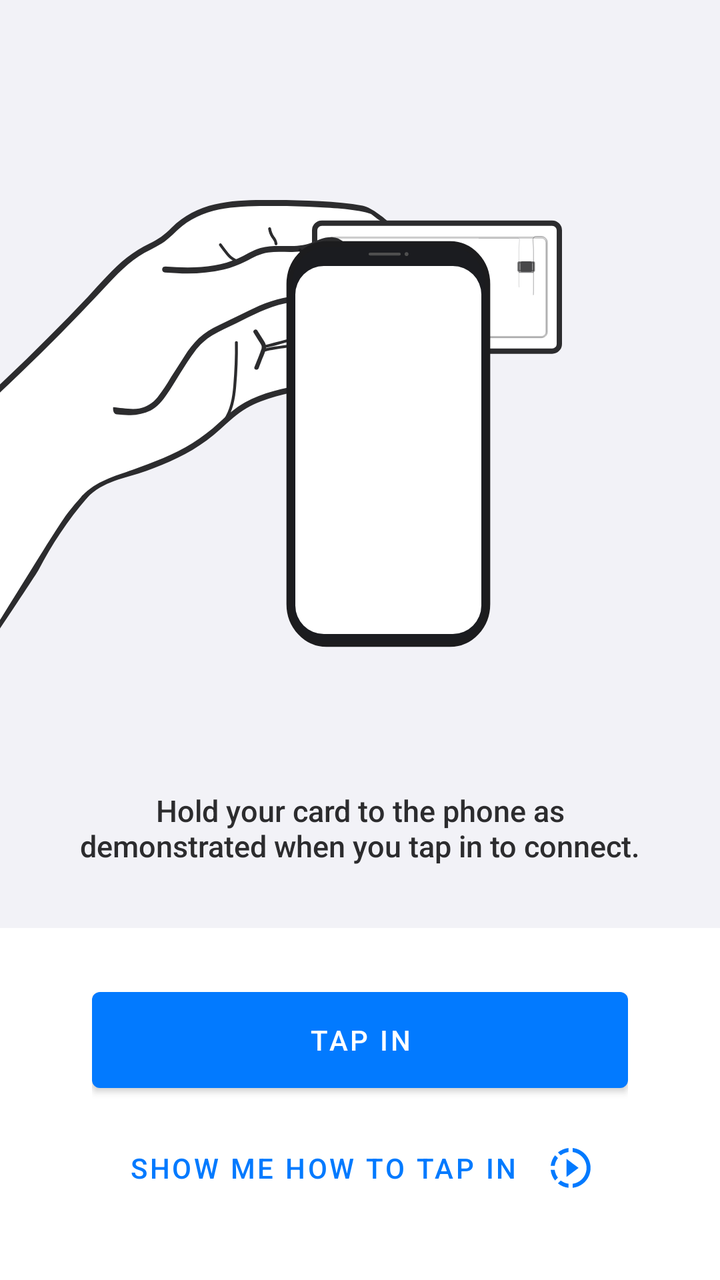
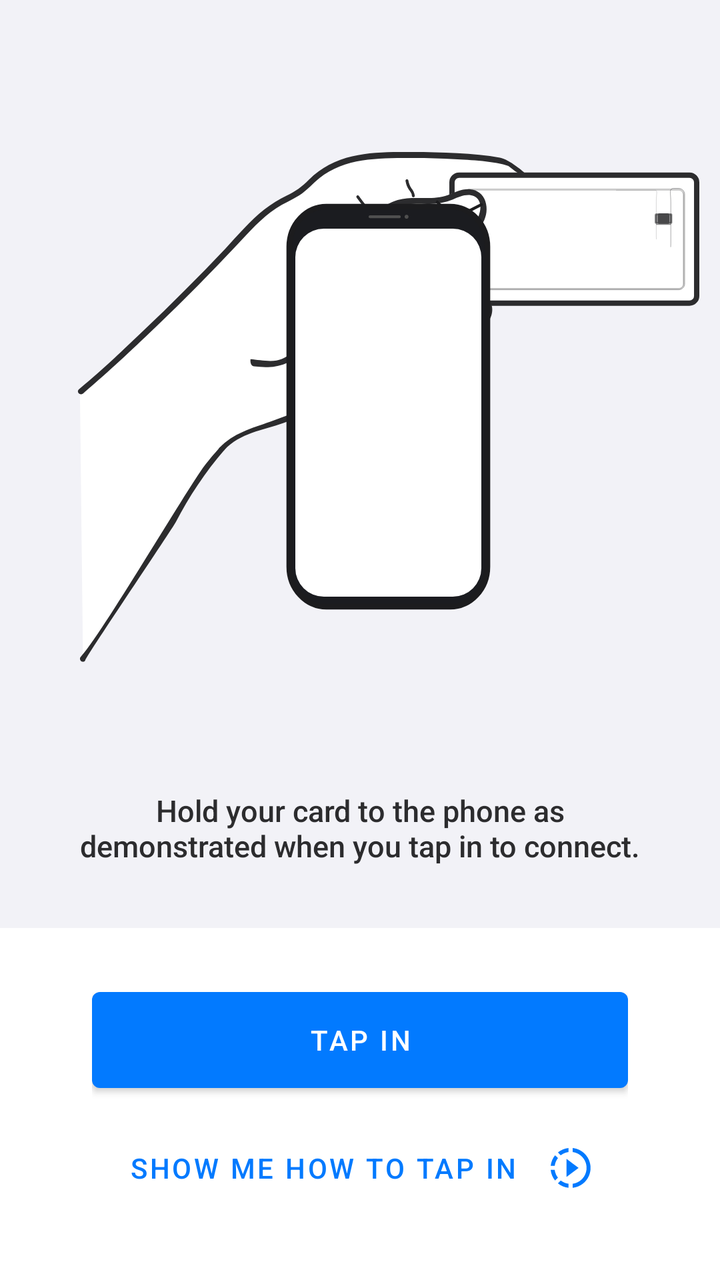

An Android layout rendered at two revisions. The XML below is the earlier revision; the diff shows what the commit changed to produce the second picture.
<!-- AndroidManifest.xml: another module's application theme AppTheme -->
<!-- res/layout/tap_in_antena_location_known.xml -->
<?xml version="1.0" encoding="utf-8"?>
<androidx.constraintlayout.widget.ConstraintLayout xmlns:android="http://schemas.android.com/apk/res/android"
    xmlns:app="http://schemas.android.com/apk/res-auto"
    android:layout_width="match_parent"
    android:layout_height="match_parent">

    <FrameLayout
        android:id="@+id/flBackground"
        android:layout_width="match_parent"
        android:layout_height="0dp"
        android:background="@color/card_sdk_bg_color"
        app:layout_constraintBottom_toTopOf="@+id/llButtonsContainer"
        app:layout_constraintTop_toTopOf="parent" />

    <ImageView
        android:id="@+id/imvHandWithCardH"
        android:layout_width="wrap_content"
        android:layout_height="wrap_content"
        android:layout_marginTop="100dp"
        android:translationX="-30dp"
        app:layout_constraintStart_toStartOf="parent"
        app:layout_constraintTop_toTopOf="parent"
        app:srcCompat="@drawable/hand_full_card_horizontal" />

    <ImageView
        android:id="@+id/imvPhone"
        android:layout_width="wrap_content"
        android:layout_height="wrap_content"
        android:layout_marginStart="28dp"
        android:layout_marginTop="20dp"
        app:layout_constraintEnd_toEndOf="parent"
        app:layout_constraintStart_toStartOf="parent"
        app:layout_constraintTop_toTopOf="@+id/imvHandWithCardH"
        app:srcCompat="@drawable/phone" />


    <TextView
        android:id="@+id/tvInfoMessage"
        style="@style/SdkTextView.Medium"
        android:layout_width="0dp"
        android:layout_height="@dimen/tap_in_info_message_height"
        android:layout_marginStart="32dp"
        android:layout_marginEnd="32dp"
        android:layout_marginBottom="20dp"
        android:gravity="center"
        android:text="@string/tap_in_known_info_message"
        android:textSize="15sp"
        app:layout_constraintBottom_toTopOf="@+id/llButtonsContainer"
        app:layout_constraintEnd_toEndOf="parent"
        app:layout_constraintStart_toStartOf="parent" />


    <LinearLayout
        android:id="@+id/llButtonsContainer"
        android:layout_width="0dp"
        android:layout_height="wrap_content"
        android:orientation="vertical"
        android:paddingStart="@dimen/tap_in_buttons_container_padding_start_end"
        android:paddingTop="@dimen/tap_in_buttons_container_padding_top_bottom"
        android:paddingEnd="@dimen/tap_in_buttons_container_padding_start_end"
        android:paddingBottom="@dimen/tap_in_buttons_container_padding_top_bottom"
        app:layout_constraintBottom_toBottomOf="parent"
        app:layout_constraintEnd_toEndOf="parent"
        app:layout_constraintStart_toStartOf="parent">

        <Button
            android:id="@+id/btnTapIn"
            android:layout_width="match_parent"
            android:layout_height="wrap_content"
            android:insetTop="0dp"
            android:insetBottom="0dp"
            android:text="@string/tap_in_button" />

        <Button
            android:id="@+id/btnShowHowToTap"
            style="@style/Widget.MaterialComponents.Button.TextButton"
            android:layout_width="match_parent"
            android:layout_height="wrap_content"
            android:layout_marginTop="16dp"
            android:insetTop="0dp"
            android:insetBottom="0dp"
            android:text="@string/tap_in_known_show_how_tap_in_button"
            app:icon="@drawable/ic_how_to_play"
            app:iconGravity="textEnd" />

    </LinearLayout>

</androidx.constraintlayout.widget.ConstraintLayout>
<!-- resources referenced by this layout -->
<resources>
  <color name="card_sdk_bg_color">#F2F2F7</color>
  <dimen name="tap_in_buttons_container_padding_start_end">46dp</dimen>
  <dimen name="tap_in_buttons_container_padding_top_bottom">32dp</dimen>
  <dimen name="tap_in_info_message_height">60dp</dimen>
  <!-- drawable hand_full_card_horizontal: vector/xml drawable (drawable, 17855 chars, omitted) -->
  <!-- drawable ic_how_to_play (drawable) -->
  <vector xmlns:android="http://schemas.android.com/apk/res/android"
      android:width="20dp"
      android:height="20dp"
      android:viewportWidth="20"
      android:viewportHeight="20">
      <path
          android:fillColor="@color/card_sdk_primary"
          android:pathData="M11,7.74L7.95,5.45V14.45L11,12.16L13.95,9.95L11,7.74ZM11,7.74L7.95,5.45V14.45L11,12.16L13.95,9.95L11,7.74ZM11,7.74L7.95,5.45V14.45L11,12.16L13.95,9.95L11,7.74ZM8.95,2.02V0C6.94,0.2 5.11,1 3.63,2.21L5.05,3.64C6.16,2.78 7.49,2.2 8.95,2.02ZM3.64,5.05L2.21,3.63C1,5.11 0.2,6.94 0,8.95H2.02C2.2,7.49 2.78,6.16 3.64,5.05ZM2.02,10.95H0C0.2,12.96 1,14.79 2.21,16.27L3.64,14.84C2.78,13.74 2.2,12.41 2.02,10.95ZM3.63,17.69C5.11,18.9 6.95,19.7 8.95,19.9V17.88C7.49,17.7 6.16,17.12 5.05,16.26L3.63,17.69ZM19.95,9.95C19.95,15.11 16.03,19.37 11,19.9V17.88C14.92,17.36 17.95,14 17.95,9.95C17.95,5.9 14.92,2.54 11,2.02V0C16.03,0.53 19.95,4.79 19.95,9.95Z" />
  </vector>
  <!-- drawable phone: vector/xml drawable (drawable, 2190 chars, omitted) -->
  <string name="tap_in_button">Tap in</string>
  <string name="tap_in_known_info_message">Hold your card to the phone as demonstrated when you tap in to connect.</string>
  <string name="tap_in_known_show_how_tap_in_button">Show me how to tap in \t\t</string>
  <style name="SdkTextView.Medium">
          <item name="fontFamily">sans-serif-medium</item>
      </style>
  <style name="AppTheme" parent="Theme.MaterialComponents.Light.NoActionBar">
          
          <item name="colorPrimary">@color/colorPrimary</item>
          <item name="colorPrimaryDark">@color/colorPrimaryDark</item>
          <item name="colorAccent">@color/colorAccent</item>
          <item name="android:windowBackground">@android:color/background_light</item>
      </style>
  <color name="card_sdk_primary">#0029FF</color>
  <color name="colorPrimary">#027aff</color>
  <color name="colorPrimaryDark">#027AFF</color>
  <color name="colorAccent">#027AFF</color>
</resources>

<!-- the commit's change to res/layout/tap_in_antena_location_known.xml (unified diff, before → after) -->
@@ -16,10 +16,10 @@
         android:id="@+id/imvHandWithCardH"
         android:layout_width="wrap_content"
         android:layout_height="wrap_content"
-        android:layout_marginTop="100dp"
-        android:translationX="-30dp"
-        app:layout_constraintStart_toStartOf="parent"
-        app:layout_constraintTop_toTopOf="parent"
+        app:layout_constraintBottom_toBottomOf="@+id/imvPhone"
+        app:layout_constraintEnd_toEndOf="@+id/imvPhone"
+        app:layout_constraintStart_toStartOf="@+id/imvPhone"
+        app:layout_constraintTop_toTopOf="@+id/imvPhone"
         app:srcCompat="@drawable/hand_full_card_horizontal" />
 
     <ImageView
@@ -27,10 +27,11 @@
         android:layout_width="wrap_content"
         android:layout_height="wrap_content"
         android:layout_marginStart="28dp"
-        android:layout_marginTop="20dp"
+        app:layout_constraintBottom_toBottomOf="@+id/flBackground"
         app:layout_constraintEnd_toEndOf="parent"
         app:layout_constraintStart_toStartOf="parent"
-        app:layout_constraintTop_toTopOf="@+id/imvHandWithCardH"
+        app:layout_constraintTop_toTopOf="@+id/flBackground"
+        app:layout_constraintVertical_bias="0.39"
         app:srcCompat="@drawable/phone" />
 
 
